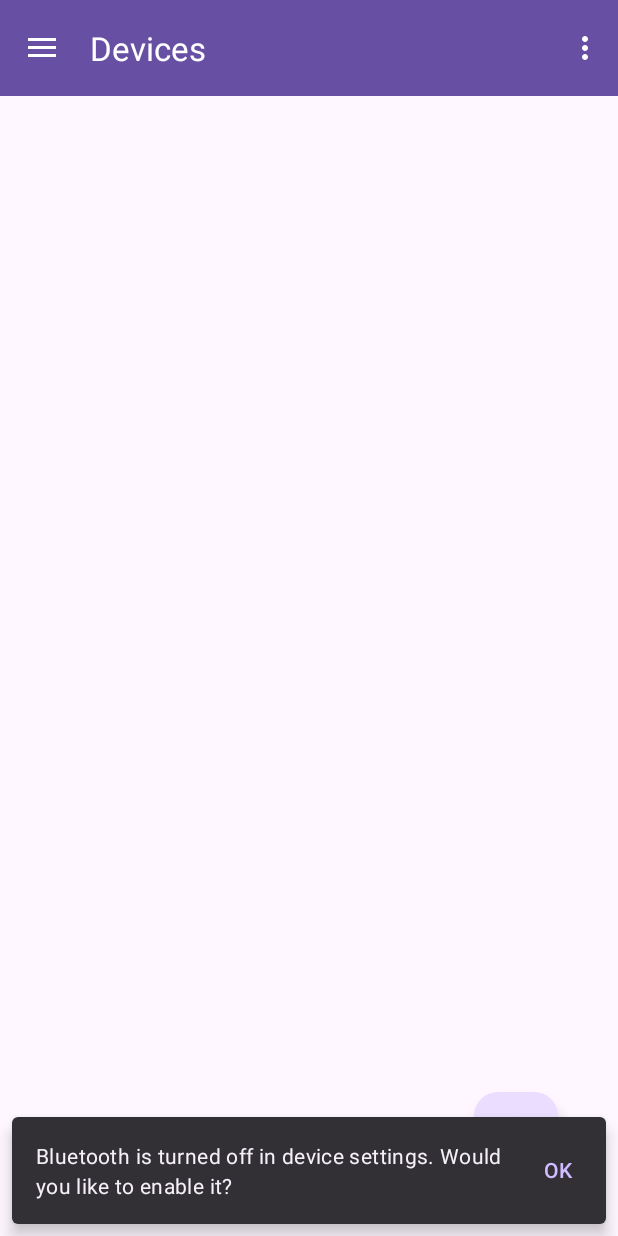
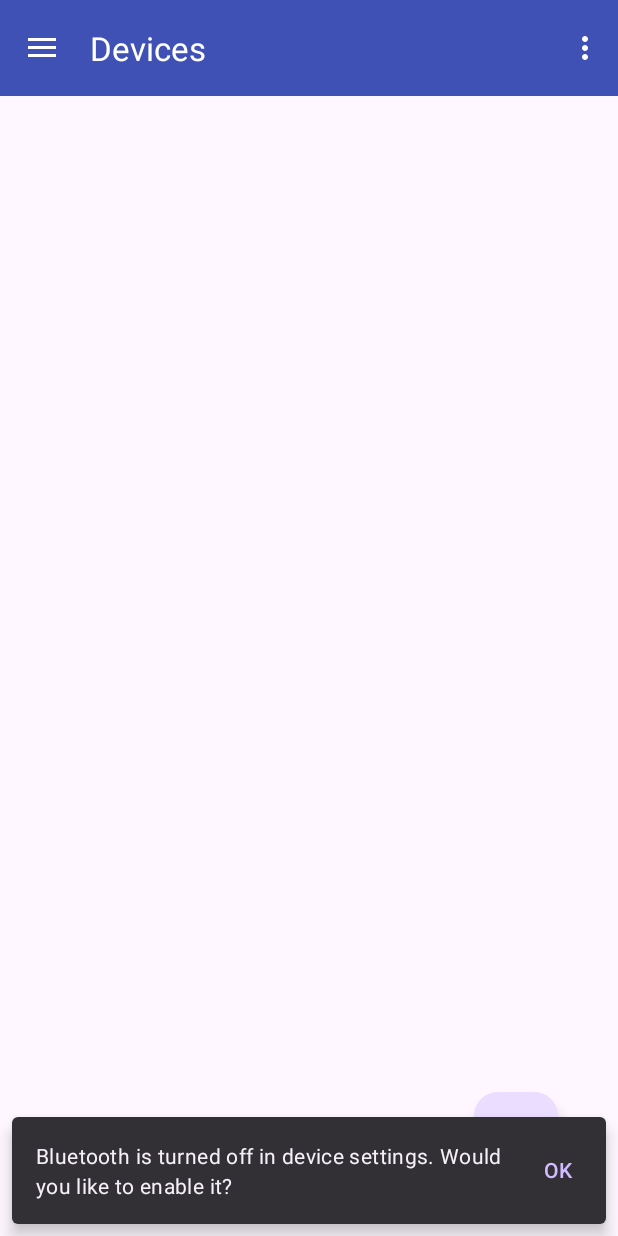
Before and after one commit to rawenger/BTControl, an Android app: the screen it shows after launch (MainActivity), on a phone screen of 412 x 824 dp. Run offline under Robolectric (Android 15) with nearby library versions, the phone set to English and light mode, and no system bars; our stand-ins replace navigation-ui.

Commit message:
Fix theme colors

```diff
--- a/app/src/main/res/drawable/side_nav_bar.xml
+++ b/app/src/main/res/drawable/side_nav_bar.xml
@@ -2,8 +2,8 @@
         android:shape="rectangle">
     <gradient
             android:angle="135"
-            android:centerColor="#009688"
-            android:endColor="#00695C"
-            android:startColor="#4DB6AC"
+            android:centerColor="#2196F3"
+            android:endColor="#3F51B5"
+            android:startColor="#03A9F4"
             android:type="linear" />
 </shape>
--- a/app/src/main/res/layout/app_bar_device_listing.xml
+++ b/app/src/main/res/layout/app_bar_device_listing.xml
@@ -14,7 +14,7 @@
         <androidx.appcompat.widget.Toolbar
                 android:id="@+id/toolbar"
                 android:layout_width="match_parent"
-                android:background="?attr/colorPrimary"
+                android:background="#3F51B5"
                 app:popupTheme="@style/Theme.BTControl.PopupOverlay"
                 android:layout_height="?attr/actionBarSize" />
 
```
